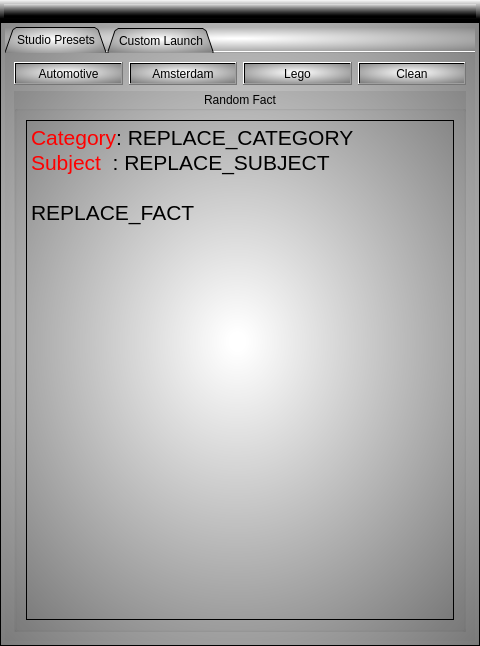
SGSMarkNA/Software_Launcher, file UI/main.ui: the form before one commit.
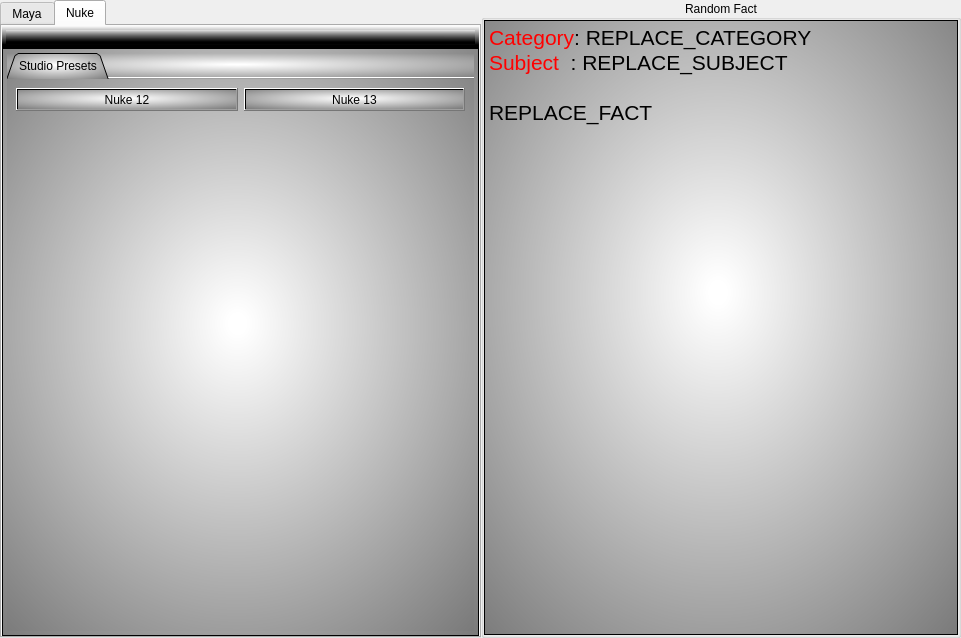
The form after the commit. The open tabs and pages were chosen to show the change. Icons and pictures are not drawn. Custom widgets are drawn as their Qt base class.

Commit message: Added Nuke Tab with new nuke version 12 and 13 presets

```diff
--- a/UI/main.ui
+++ b/UI/main.ui
@@ -6,8 +6,8 @@
    <rect>
     <x>0</x>
     <y>0</y>
-    <width>480</width>
-    <height>646</height>
+    <width>961</width>
+    <height>638</height>
    </rect>
   </property>
   <property name="minimumSize">
@@ -19,6 +19,31 @@
   <property name="windowTitle">
    <string>Software Launcher</string>
   </property>
+  <layout class="QHBoxLayout" name="horizontalLayout_3">
+   <property name="spacing">
+    <number>0</number>
+   </property>
+   <property name="leftMargin">
+    <number>0</number>
+   </property>
+   <property name="topMargin">
+    <number>0</number>
+   </property>
+   <property name="rightMargin">
+    <number>0</number>
+   </property>
+   <property name="bottomMargin">
+    <number>0</number>
+   </property>
+   <item>
+    <widget class="QTabWidget" name="Software_tabWidget">
+     <property name="currentIndex">
+      <number>0</number>
+     </property>
+     <widget class="QWidget" name="Maya_tab">
+      <attribute name="title">
+       <string>Maya</string>
+      </attribute>
   <layout class="QVBoxLayout" name="verticalLayout_2">
    <property name="spacing">
     <number>0</number>
@@ -202,40 +227,50 @@
                  </property>
                 </widget>
                </item>
-              </layout>
-             </item>
-             <item>
-              <widget class="QGroupBox" name="groupBox">
-               <property name="title">
-                <string>Random Fact</string>
-               </property>
-               <property name="alignment">
-                <set>Qt::AlignCenter</set>
-               </property>
-               <property name="flat">
-                <bool>false</bool>
-               </property>
-               <layout class="QVBoxLayout" name="verticalLayout_7">
-                <item>
-                 <widget class="QTextBrowser" name="Random_Facts_Text">
-                  <property name="html">
-                   <string>&lt;!DOCTYPE HTML PUBLIC &quot;-//W3C//DTD HTML 4.0//EN&quot; &quot;http://www.w3.org/TR/REC-html40/strict.dtd&quot;&gt;
-&lt;html&gt;&lt;head&gt;&lt;meta name=&quot;qrichtext&quot; content=&quot;1&quot; /&gt;&lt;style type=&quot;text/css&quot;&gt;
-p, li { white-space: pre-wrap; }
-&lt;/style&gt;&lt;/head&gt;&lt;body style=&quot; font-family:'MS Shell Dlg 2'; font-size:8.25pt; font-weight:400; font-style:normal;&quot;&gt;
-&lt;p style=&quot; margin-top:0px; margin-bottom:0px; margin-left:0px; margin-right:0px; -qt-block-indent:0; text-indent:0px;&quot;&gt;&lt;span style=&quot; font-size:15.75pt; color:#ff0000;&quot;&gt;Category&lt;/span&gt;&lt;span style=&quot; font-size:15.75pt;&quot;&gt;: REPLACE_CATEGORY&lt;/span&gt;&lt;/p&gt;
-&lt;p style=&quot; margin-top:0px; margin-bottom:0px; margin-left:0px; margin-right:0px; -qt-block-indent:0; text-indent:0px;&quot;&gt;&lt;span style=&quot; font-size:15.75pt; color:#ff0000;&quot;&gt;Subject&lt;/span&gt;&lt;span style=&quot; font-size:15.75pt;&quot;&gt;  : REPLACE_SUBJECT&lt;/span&gt;&lt;/p&gt;
-&lt;p style=&quot;-qt-paragraph-type:empty; margin-top:0px; margin-bottom:0px; margin-left:0px; margin-right:0px; -qt-block-indent:0; text-indent:0px; font-size:15.75pt;&quot;&gt;&lt;br /&gt;&lt;/p&gt;
-&lt;p style=&quot; margin-top:0px; margin-bottom:0px; margin-left:0px; margin-right:0px; -qt-block-indent:0; text-indent:0px;&quot;&gt;&lt;span style=&quot; font-size:15.75pt;&quot;&gt;REPLACE_FACT&lt;/span&gt;&lt;/p&gt;&lt;/body&gt;&lt;/html&gt;</string>
+                   <item row="0" column="4">
+                    <widget class="QPushButton" name="CleanButton">
+                     <property name="sizePolicy">
+                      <sizepolicy hsizetype="Minimum" vsizetype="Fixed">
+                       <horstretch>0</horstretch>
+                       <verstretch>0</verstretch>
+                      </sizepolicy>
+                     </property>
+                     <property name="text">
+                      <string>Clean</string>
+                     </property>
+                    </widget>
+                   </item>
+                   <item row="0" column="1">
+                    <widget class="QPushButton" name="AutomotiveButton">
+                     <property name="sizePolicy">
+                      <sizepolicy hsizetype="Minimum" vsizetype="Fixed">
+                       <horstretch>0</horstretch>
+                       <verstretch>0</verstretch>
+                      </sizepolicy>
+                     </property>
+                     <property name="text">
+                      <string>Automotive</string>
                   </property>
                  </widget>
                 </item>
                </layout>
-              </widget>
-             </item>
-            </layout>
-           </widget>
-           <widget class="QWidget" name="Custom_Launch_Tab">
+                 </item>
+                 <item>
+                  <spacer name="verticalSpacer">
+                   <property name="orientation">
+                    <enum>Qt::Vertical</enum>
+                   </property>
+                   <property name="sizeHint" stdset="0">
+                    <size>
+                     <width>20</width>
+                     <height>40</height>
+                    </size>
+                   </property>
+                  </spacer>
+                 </item>
+                </layout>
+               </widget>
+               <widget class="QWidget" name="Maya_Custom_Launch_Tab">
             <attribute name="title">
              <string>Custom Launch</string>
             </attribute>
@@ -567,6 +602,245 @@
           </widget>
          </item>
         </layout>
+           </widget>
+          </item>
+         </layout>
+        </widget>
+       </item>
+      </layout>
+     </widget>
+     <widget class="QWidget" name="Nuke_tab">
+      <attribute name="title">
+       <string>Nuke</string>
+      </attribute>
+      <layout class="QVBoxLayout" name="verticalLayout_15">
+       <property name="spacing">
+        <number>0</number>
+       </property>
+       <property name="leftMargin">
+        <number>0</number>
+       </property>
+       <property name="topMargin">
+        <number>0</number>
+       </property>
+       <property name="rightMargin">
+        <number>0</number>
+       </property>
+       <property name="bottomMargin">
+        <number>0</number>
+       </property>
+       <item>
+        <widget class="QWidget" name="Nuke_Container_widget" native="true">
+         <layout class="QVBoxLayout" name="verticalLayout_9">
+          <property name="spacing">
+           <number>0</number>
+          </property>
+          <property name="leftMargin">
+           <number>0</number>
+          </property>
+          <property name="topMargin">
+           <number>0</number>
+          </property>
+          <property name="rightMargin">
+           <number>0</number>
+          </property>
+          <property name="bottomMargin">
+           <number>0</number>
+          </property>
+          <item>
+           <widget class="QWidget" name="Nuke_Icon_widget" native="true">
+            <property name="styleSheet">
+             <string notr="true">background-color: qlineargradient(spread:pad, x1:0.433, y1:1, x2:0.449, y2:0, stop:0.147727 rgba(0, 0, 0, 255), stop:1 rgba(255, 255, 255, 135));</string>
+            </property>
+            <layout class="QHBoxLayout" name="horizontalLayout_2">
+             <property name="leftMargin">
+              <number>4</number>
+             </property>
+             <property name="topMargin">
+              <number>4</number>
+             </property>
+             <property name="rightMargin">
+              <number>4</number>
+             </property>
+             <property name="bottomMargin">
+              <number>4</number>
+             </property>
+             <item>
+              <widget class="QLabel" name="Nuke_Icon_label">
+               <property name="sizePolicy">
+                <sizepolicy hsizetype="Preferred" vsizetype="Preferred">
+                 <horstretch>128</horstretch>
+                 <verstretch>128</verstretch>
+                </sizepolicy>
+               </property>
+               <property name="text">
+                <string/>
+               </property>
+               <property name="pixmap">
+                <pixmap resource="icons/icons.qrc">:/main/nuke.png</pixmap>
+               </property>
+               <property name="scaledContents">
+                <bool>false</bool>
+               </property>
+               <property name="alignment">
+                <set>Qt::AlignCenter</set>
+               </property>
+              </widget>
+             </item>
+            </layout>
+           </widget>
+          </item>
+          <item>
+           <layout class="QVBoxLayout" name="verticalLayout_10"/>
+          </item>
+          <item>
+           <widget class="QFrame" name="Nuke_Luncher_Options_frame">
+            <property name="styleSheet">
+             <string notr="true">background-color: qradialgradient(spread:repeat, cx:0.488, cy:0.459, radius:1.565, fx:0.494, fy:0.443, stop:0.0113636 rgba(255, 255, 255, 255), stop:0.903409 rgba(0, 0, 0, 255));</string>
+            </property>
+            <property name="frameShape">
+             <enum>QFrame::Box</enum>
+            </property>
+            <property name="frameShadow">
+             <enum>QFrame::Plain</enum>
+            </property>
+            <layout class="QVBoxLayout" name="verticalLayout_11" stretch="0">
+             <property name="spacing">
+              <number>4</number>
+             </property>
+             <property name="leftMargin">
+              <number>4</number>
+             </property>
+             <property name="topMargin">
+              <number>4</number>
+             </property>
+             <property name="rightMargin">
+              <number>4</number>
+             </property>
+             <property name="bottomMargin">
+              <number>4</number>
+             </property>
+             <item>
+              <widget class="QTabWidget" name="Nuke_Tabs_tabWidget">
+               <property name="tabPosition">
+                <enum>QTabWidget::North</enum>
+               </property>
+               <property name="tabShape">
+                <enum>QTabWidget::Triangular</enum>
+               </property>
+               <property name="currentIndex">
+                <number>0</number>
+               </property>
+               <property name="usesScrollButtons">
+                <bool>false</bool>
+               </property>
+               <property name="documentMode">
+                <bool>true</bool>
+               </property>
+               <widget class="QWidget" name="Nuke_StudioPresets_Tab">
+                <attribute name="title">
+                 <string>Studio Presets</string>
+                </attribute>
+                <layout class="QVBoxLayout" name="verticalLayout_12">
+                 <item>
+                  <layout class="QGridLayout" name="gridLayout_2">
+                   <item row="0" column="1">
+                    <widget class="QPushButton" name="Nuke_12_Button">
+                     <property name="sizePolicy">
+                      <sizepolicy hsizetype="Minimum" vsizetype="Fixed">
+                       <horstretch>0</horstretch>
+                       <verstretch>0</verstretch>
+                      </sizepolicy>
+                     </property>
+                     <property name="text">
+                      <string>Nuke 12</string>
+                     </property>
+                    </widget>
+                   </item>
+                   <item row="0" column="2">
+                    <widget class="QPushButton" name="Nuke_13_Button">
+                     <property name="sizePolicy">
+                      <sizepolicy hsizetype="Minimum" vsizetype="Fixed">
+                       <horstretch>0</horstretch>
+                       <verstretch>0</verstretch>
+                      </sizepolicy>
+                     </property>
+                     <property name="text">
+                      <string>Nuke 13</string>
+                     </property>
+                    </widget>
+                   </item>
+                  </layout>
+                 </item>
+                 <item>
+                  <spacer name="verticalSpacer_3">
+                   <property name="orientation">
+                    <enum>Qt::Vertical</enum>
+                   </property>
+                   <property name="sizeHint" stdset="0">
+                    <size>
+                     <width>20</width>
+                     <height>40</height>
+                    </size>
+                   </property>
+                  </spacer>
+                 </item>
+                </layout>
+               </widget>
+              </widget>
+             </item>
+            </layout>
+           </widget>
+          </item>
+         </layout>
+        </widget>
+       </item>
+      </layout>
+     </widget>
+    </widget>
+   </item>
+   <item>
+    <widget class="QGroupBox" name="groupBox">
+     <property name="title">
+      <string>Random Fact</string>
+     </property>
+     <property name="alignment">
+      <set>Qt::AlignCenter</set>
+     </property>
+     <property name="flat">
+      <bool>false</bool>
+     </property>
+     <layout class="QVBoxLayout" name="verticalLayout_7">
+      <property name="spacing">
+       <number>0</number>
+      </property>
+      <property name="leftMargin">
+       <number>0</number>
+      </property>
+      <property name="topMargin">
+       <number>0</number>
+      </property>
+      <property name="rightMargin">
+       <number>0</number>
+      </property>
+      <property name="bottomMargin">
+       <number>0</number>
+      </property>
+      <item>
+       <widget class="QTextBrowser" name="Random_Facts_Text">
+        <property name="styleSheet">
+         <string notr="true">background-color: qradialgradient(spread:repeat, cx:0.488, cy:0.459, radius:1.565, fx:0.494, fy:0.443, stop:0.0113636 rgba(255, 255, 255, 255), stop:0.903409 rgba(0, 0, 0, 255));</string>
+        </property>
+        <property name="html">
+         <string>&lt;!DOCTYPE HTML PUBLIC &quot;-//W3C//DTD HTML 4.0//EN&quot; &quot;http://www.w3.org/TR/REC-html40/strict.dtd&quot;&gt;
+&lt;html&gt;&lt;head&gt;&lt;meta name=&quot;qrichtext&quot; content=&quot;1&quot; /&gt;&lt;style type=&quot;text/css&quot;&gt;
+p, li { white-space: pre-wrap; }
+&lt;/style&gt;&lt;/head&gt;&lt;body style=&quot; font-family:'MS Shell Dlg 2'; font-size:8.25pt; font-weight:400; font-style:normal;&quot;&gt;
+&lt;p style=&quot; margin-top:0px; margin-bottom:0px; margin-left:0px; margin-right:0px; -qt-block-indent:0; text-indent:0px;&quot;&gt;&lt;span style=&quot; font-size:15.75pt; color:#ff0000;&quot;&gt;Category&lt;/span&gt;&lt;span style=&quot; font-size:15.75pt;&quot;&gt;: REPLACE_CATEGORY&lt;/span&gt;&lt;/p&gt;
+&lt;p style=&quot; margin-top:0px; margin-bottom:0px; margin-left:0px; margin-right:0px; -qt-block-indent:0; text-indent:0px;&quot;&gt;&lt;span style=&quot; font-size:15.75pt; color:#ff0000;&quot;&gt;Subject&lt;/span&gt;&lt;span style=&quot; font-size:15.75pt;&quot;&gt;  : REPLACE_SUBJECT&lt;/span&gt;&lt;/p&gt;
+&lt;p style=&quot;-qt-paragraph-type:empty; margin-top:0px; margin-bottom:0px; margin-left:0px; margin-right:0px; -qt-block-indent:0; text-indent:0px; font-size:15.75pt;&quot;&gt;&lt;br /&gt;&lt;/p&gt;
+&lt;p style=&quot; margin-top:0px; margin-bottom:0px; margin-left:0px; margin-right:0px; -qt-block-indent:0; text-indent:0px;&quot;&gt;&lt;span style=&quot; font-size:15.75pt;&quot;&gt;REPLACE_FACT&lt;/span&gt;&lt;/p&gt;&lt;/body&gt;&lt;/html&gt;</string>
+        </property>
        </widget>
       </item>
      </layout>
```
Left out of the diff: 55 changed lines with no effect on the pictures. Lines whose indentation alone changed are shown as unchanged. The commit also changes 5 other files.
